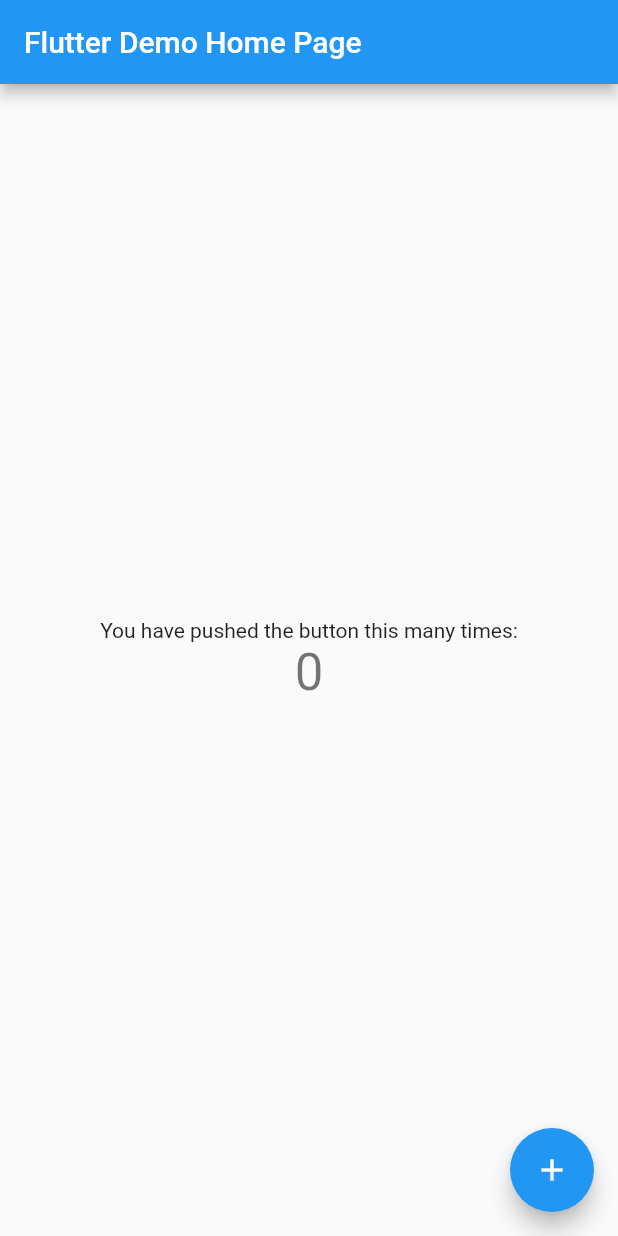
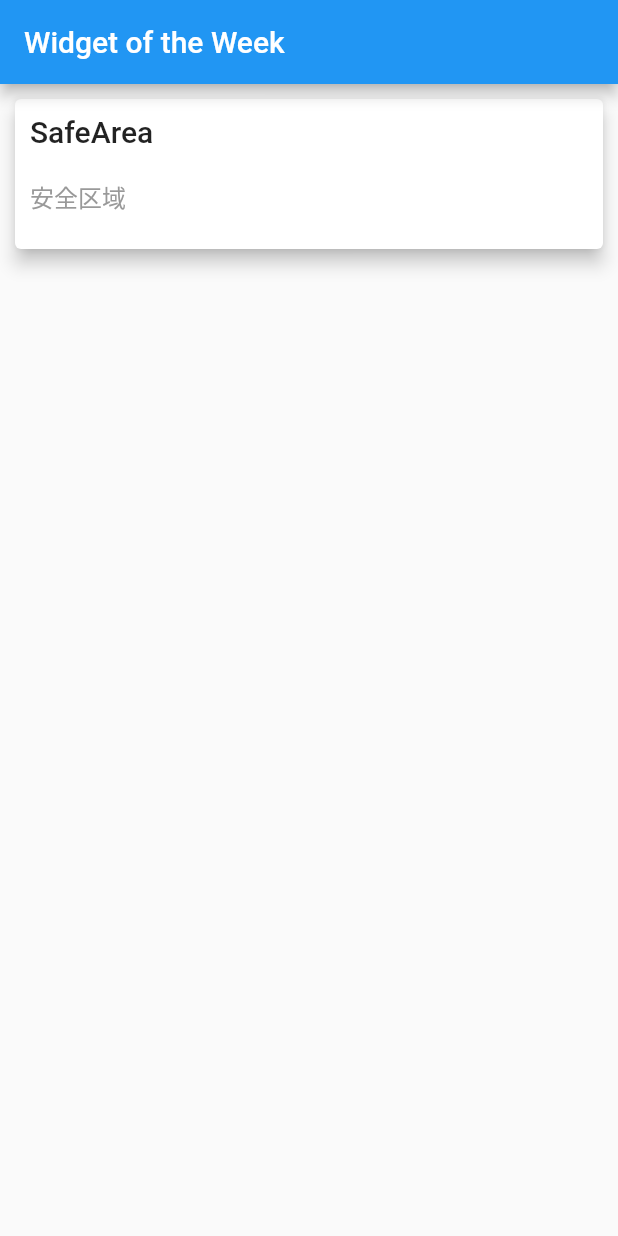
Before and after one commit to yancechen/cyy_widget_week, a Flutter app: the screen it shows after launch, on a phone screen of 412 x 824 dp. Run offline on Flutter 3.47's test engine with Material 2 defaults, Android fonts, the phone set to English and light mode, and no system bars.

Commit message:
add SafeArea.

```diff
--- a/lib/main.dart
+++ b/lib/main.dart
@@ -1,3 +1,4 @@
+import 'package:cyy_widget_week/widgets/safeArea_page.dart';
 import 'package:flutter/material.dart';
 
 void main() {
@@ -7,39 +8,23 @@ void main() {
 class MyApp extends StatelessWidget {
   const MyApp({Key? key}) : super(key: key);
 
-  // This widget is the root of your application.
   @override
   Widget build(BuildContext context) {
     return MaterialApp(
       title: 'Flutter Demo',
       theme: ThemeData(
-        // This is the theme of your application.
-        //
-        // Try running your application with "flutter run". You'll see the
-        // application has a blue toolbar. Then, without quitting the app, try
-        // changing the primarySwatch below to Colors.green and then invoke
-        // "hot reload" (press "r" in the console where you ran "flutter run",
-        // or simply save your changes to "hot reload" in a Flutter IDE).
-        // Notice that the counter didn't reset back to zero; the application
-        // is not restarted.
         primarySwatch: Colors.blue,
       ),
-      home: const MyHomePage(title: 'Flutter Demo Home Page'),
+      home: const MyHomePage(title: 'Widget of the Week'),
+      routes: {
+        SafeAreaPage.routeName: (context) => const SafeAreaPage(),
+      },
     );
   }
 }
 
 class MyHomePage extends StatefulWidget {
   const MyHomePage({Key? key, required this.title}) : super(key: key);
-
-  // This widget is the home page of your application. It is stateful, meaning
-  // that it has a State object (defined below) that contains fields that affect
-  // how it looks.
-
-  // This class is the configuration for the state. It holds the values (in this
-  // case the title) provided by the parent (in this case the App widget) and
-  // used by the build method of the State. Fields in a Widget subclass are
-  // always marked "final".
 
   final String title;
 
@@ -48,67 +33,56 @@ class MyHomePage extends StatefulWidget {
 }
 
 class _MyHomePageState extends State<MyHomePage> {
-  int _counter = 0;
-
-  void _incrementCounter() {
-    setState(() {
-      // This call to setState tells the Flutter framework that something has
-      // changed in this State, which causes it to rerun the build method below
-      // so that the display can reflect the updated values. If we changed
-      // _counter without calling setState(), then the build method would not be
-      // called again, and so nothing would appear to happen.
-      _counter++;
-    });
+  Widget _tile(String name, String description, String routeName) {
+    return InkWell(
+      onTap: () {},
+      child: Card(
+        margin: const EdgeInsets.all(10.0),
+        elevation: 5.0,
+        child: InkWell(
+          splashColor: Colors.blue.withAlpha(30),
+          onTap: () {
+            Navigator.pushNamed(context, routeName);
+          },
+          child: SizedBox(
+            height: 100.0,
+            child: Column(
+              crossAxisAlignment: CrossAxisAlignment.start,
+              children: [
+                Padding(
+                  padding: const EdgeInsets.fromLTRB(10.0, 10.0, 0.0, 10.0),
+                  child: Text(name,
+                      style: const TextStyle(
+                        fontWeight: FontWeight.w500,
+                        fontSize: 20.0,
+                      )),
+                ),
+                Padding(
+                  padding: const EdgeInsets.fromLTRB(10.0, 10.0, 0.0, 10.0),
+                  child: Text(description,
+                      style: const TextStyle(
+                        fontSize: 16.0,
+                        color: Color(0xFF999999),
+                      )),
+                )
+              ],
+            ),
+          ),
+        ),
+      ),
+    );
   }
 
   @override
   Widget build(BuildContext context) {
-    // This method is rerun every time setState is called, for instance as done
-    // by the _incrementCounter method above.
-    //
-    // The Flutter framework has been optimized to make rerunning build methods
-    // fast, so that you can just rebuild anything that needs updating rather
-    // than having to individually change instances of widgets.
     return Scaffold(
       appBar: AppBar(
-        // Here we take the value from the MyHomePage object that was created by
-        // the App.build method, and use it to set our appbar title.
         title: Text(widget.title),
       ),
-      body: Center(
-        // Center is a layout widget. It takes a single child and positions it
-        // in the middle of the parent.
-        child: Column(
-          // Column is also a layout widget. It takes a list of children and
-          // arranges them vertically. By default, it sizes itself to fit its
-          // children horizontally, and tries to be as tall as its parent.
-          //
-          // Invoke "debug painting" (press "p" in the console, choose the
-          // "Toggle Debug Paint" action from the Flutter Inspector in Android
-          // Studio, or the "Toggle Debug Paint" command in Visual Studio Code)
-          // to see the wireframe for each widget.
-          //
-          // Column has various properties to control how it sizes itself and
-          // how it positions its children. Here we use mainAxisAlignment to
-          // center the children vertically; the main axis here is the vertical
-          // axis because Columns are vertical (the cross axis would be
-          // horizontal).
-          mainAxisAlignment: MainAxisAlignment.center,
-          children: <Widget>[
-            const Text(
-              'You have pushed the button this many times:',
-            ),
-            Text(
-              '$_counter',
-              style: Theme.of(context).textTheme.headline4,
-            ),
-          ],
-        ),
-      ),
-      floatingActionButton: FloatingActionButton(
-        onPressed: _incrementCounter,
-        tooltip: 'Increment',
-        child: const Icon(Icons.add),
+      body: ListView(
+        children: [
+          _tile('SafeArea', '安全区域', SafeAreaPage.routeName),
+        ],
       ), // This trailing comma makes auto-formatting nicer for build methods.
     );
   }
```
Also changed, not shown: lib/widgets/safearea_page.dart (added, +33 -0 lines), 1 other file.
